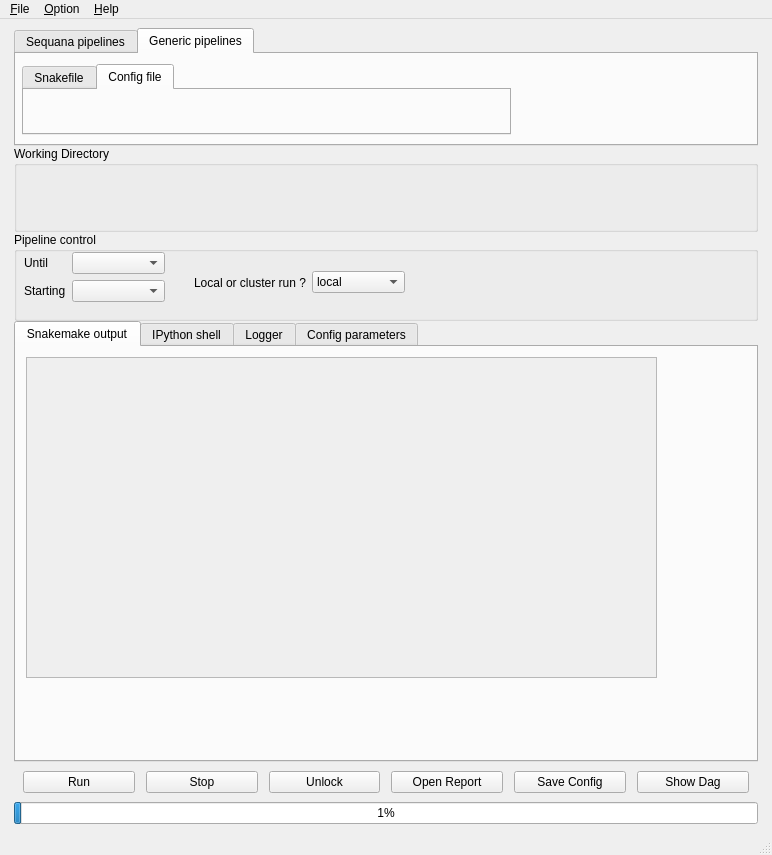
vladsaveliev/sequana, file sequana/gui/mainwindow.ui: the form before one commit.
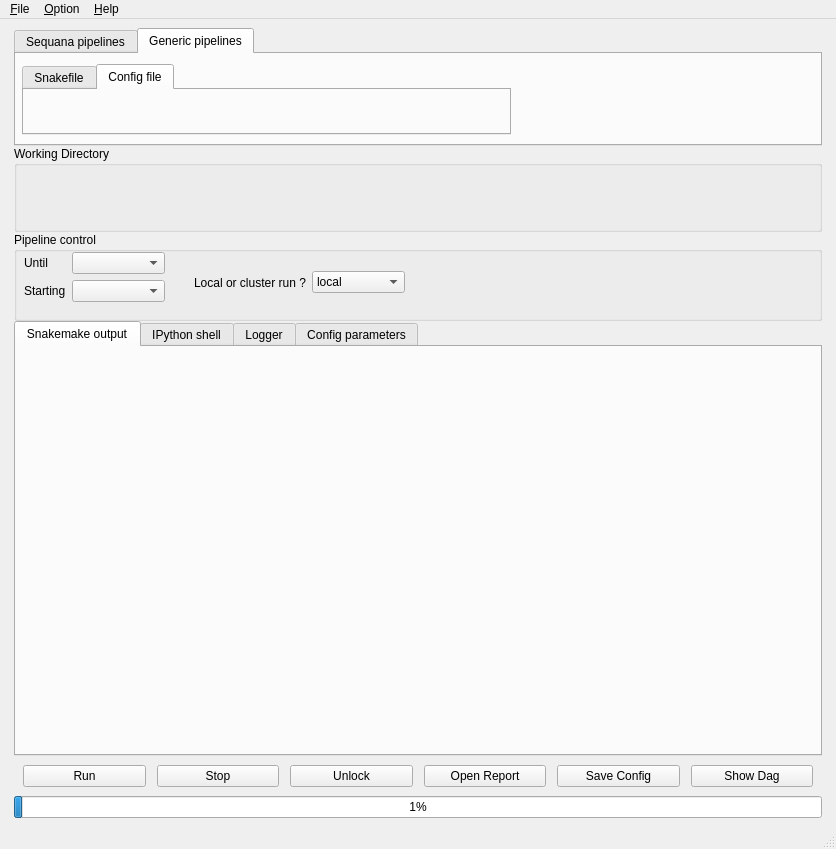
The form after the commit.

Patch:
```diff
--- a/sequana/gui/mainwindow.ui
+++ b/sequana/gui/mainwindow.ui
@@ -6,8 +6,8 @@
    <rect>
     <x>0</x>
     <y>0</y>
-    <width>772</width>
-    <height>855</height>
+    <width>836</width>
+    <height>849</height>
    </rect>
   </property>
   <property name="sizePolicy">
@@ -20,8 +20,8 @@
    <string>MainWindow</string>
   </property>
   <widget class="QWidget" name="centralwidget">
-   <layout class="QHBoxLayout" name="horizontalLayout_3">
-    <item>
+   <layout class="QGridLayout" name="gridLayout_2">
+    <item row="0" column="0">
      <layout class="QVBoxLayout" name="vlayout" stretch="0,1,1,0,0,1">
       <property name="spacing">
        <number>0</number>
@@ -372,40 +372,11 @@
          <attribute name="title">
           <string>Snakemake output</string>
          </attribute>
-         <widget class="QScrollArea" name="scrollArea_2">
-          <property name="geometry">
-           <rect>
-            <x>10</x>
-            <y>10</y>
-            <width>631</width>
-            <height>321</height>
-           </rect>
-          </property>
-          <property name="widgetResizable">
-           <bool>true</bool>
-          </property>
-          <widget class="QWidget" name="scrollAreaWidgetContents_2">
-           <property name="geometry">
-            <rect>
-             <x>0</x>
-             <y>0</y>
-             <width>629</width>
-             <height>319</height>
-            </rect>
-           </property>
-           <widget class="QWidget" name="verticalLayoutWidget_2">
-            <property name="geometry">
-             <rect>
-              <x>10</x>
-              <y>10</y>
-              <width>611</width>
-              <height>281</height>
-             </rect>
-            </property>
+         <layout class="QGridLayout" name="gridLayout_5">
+          <item row="0" column="0">
             <layout class="QVBoxLayout" name="layout_snakemake"/>
-           </widget>
-          </widget>
-         </widget>
+          </item>
+         </layout>
         </widget>
         <widget class="QWidget" name="ipython">
          <attribute name="title">
@@ -607,7 +578,7 @@
     <rect>
      <x>0</x>
      <y>0</y>
-     <width>772</width>
+     <width>836</width>
      <height>19</height>
     </rect>
    </property>
```
Left out of the diff: 62 changed lines with no effect on the pictures. Lines whose indentation alone changed are shown as unchanged.
